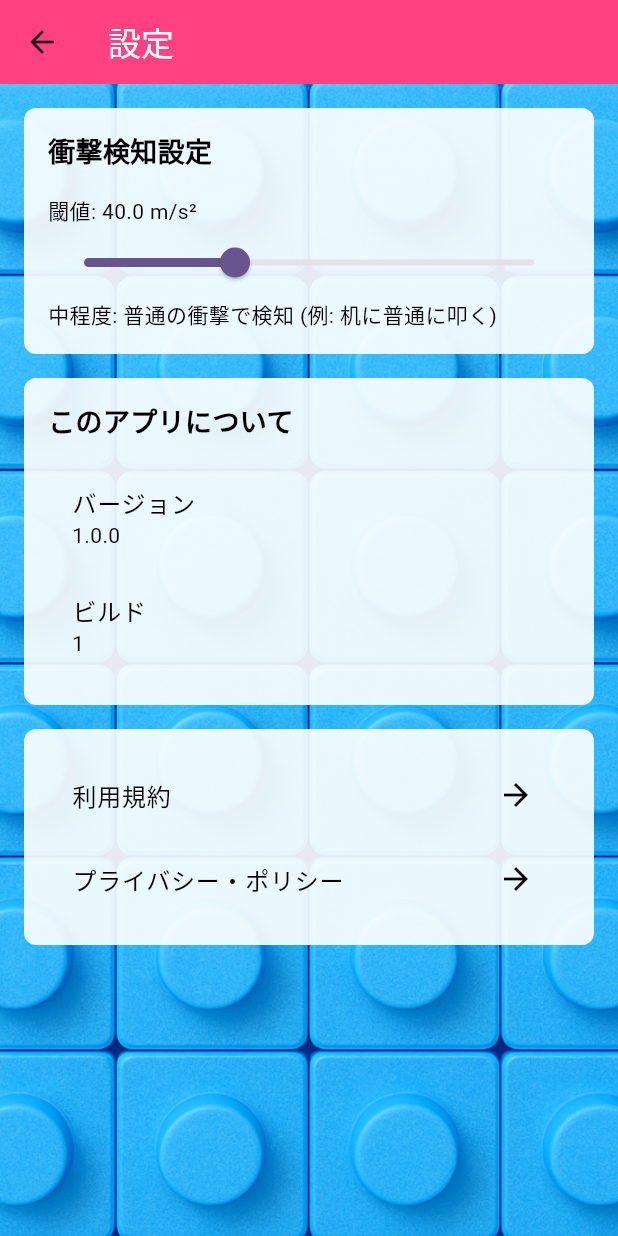
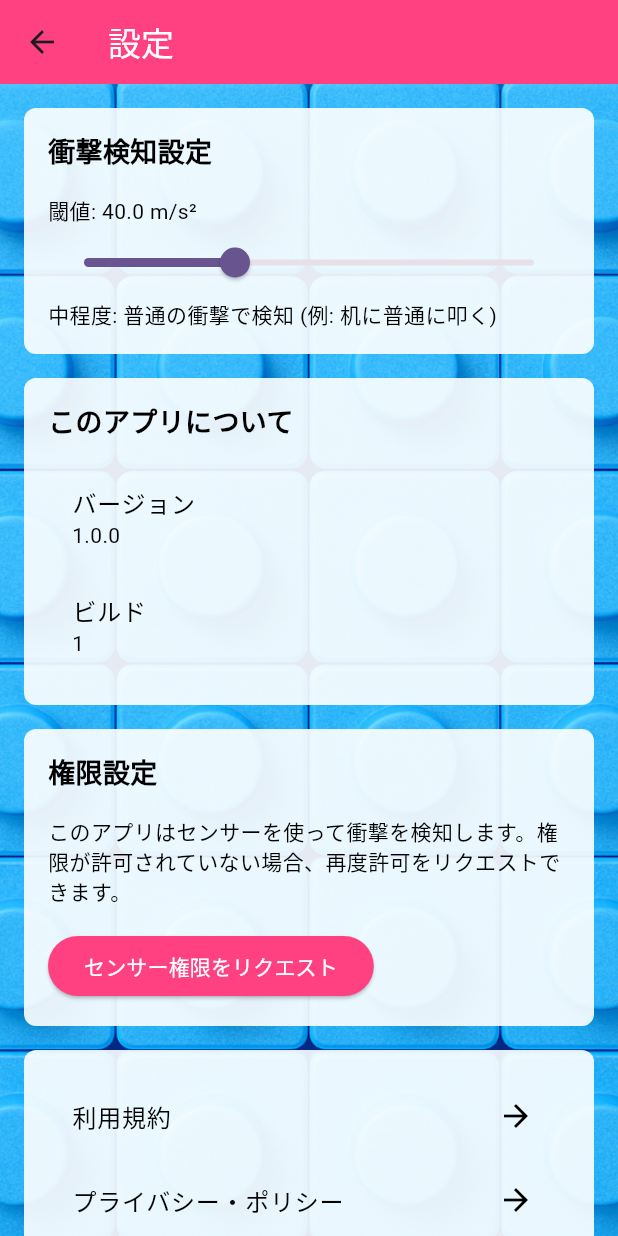
Before and after one commit to ichihara-yamato/dondameyo, a Flutter app: the SettingsPage screen opened directly with empty values, on a phone screen of 412 x 824 dp. Run offline on Flutter 3.47's test engine with Material 3 defaults, Android fonts, the phone set to English and light mode, and no system bars; our stand-ins replace audioplayers, package_info_plus, permission_handler, sensors_plus, shared_preferences; accounts and stored records are empty.

Commit message:
設定画面にセンサー権限リクエストボタンを追加

```diff
--- a/lib/main.dart
+++ b/lib/main.dart
@@ -406,6 +406,54 @@ class _SettingsPageState extends State<SettingsPage> {
                       ),
                     ),
                   ],
+                ],
+              ),
+            ),
+            const SizedBox(height: 16),
+            Container(
+              padding: const EdgeInsets.all(16.0),
+              decoration: BoxDecoration(
+                color: Colors.white.withOpacity(0.9),
+                borderRadius: BorderRadius.circular(8.0),
+              ),
+              child: Column(
+                crossAxisAlignment: CrossAxisAlignment.start,
+                children: [
+                  const Text(
+                    '権限設定',
+                    style: TextStyle(
+                      fontSize: 18,
+                      fontWeight: FontWeight.bold,
+                      color: Colors.black,
+                    ),
+                  ),
+                  const SizedBox(height: 16),
+                  const Text(
+                    'このアプリはセンサーを使って衝撃を検知します。権限が許可されていない場合、再度許可をリクエストできます。',
+                    style: TextStyle(color: Colors.black),
+                  ),
+                  const SizedBox(height: 16),
+                  ElevatedButton(
+                    onPressed: () async {
+                      final status = await Permission.sensors.request();
+                      if (status.isGranted) {
+                        ScaffoldMessenger.of(context).showSnackBar(
+                          const SnackBar(content: Text('センサー権限が許可されました')),
+                        );
+                      } else {
+                        ScaffoldMessenger.of(context).showSnackBar(
+                          const SnackBar(content: Text('センサー権限が拒否されました')),
+                        );
+                      }
+                    },
+                    style: ElevatedButton.styleFrom(
+                      backgroundColor: Colors.pinkAccent,
+                    ),
+                    child: const Text(
+                      'センサー権限をリクエスト',
+                      style: TextStyle(color: Colors.white),
+                    ),
+                  ),
                 ],
               ),
             ),
```
